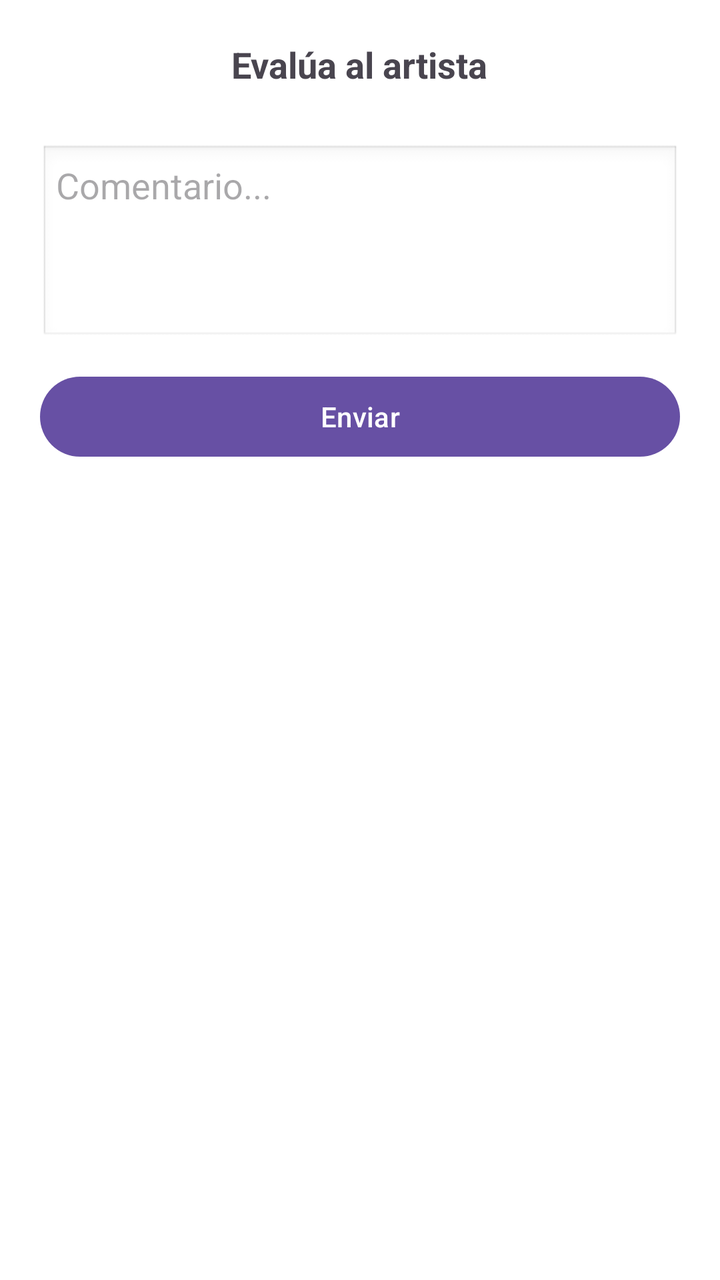
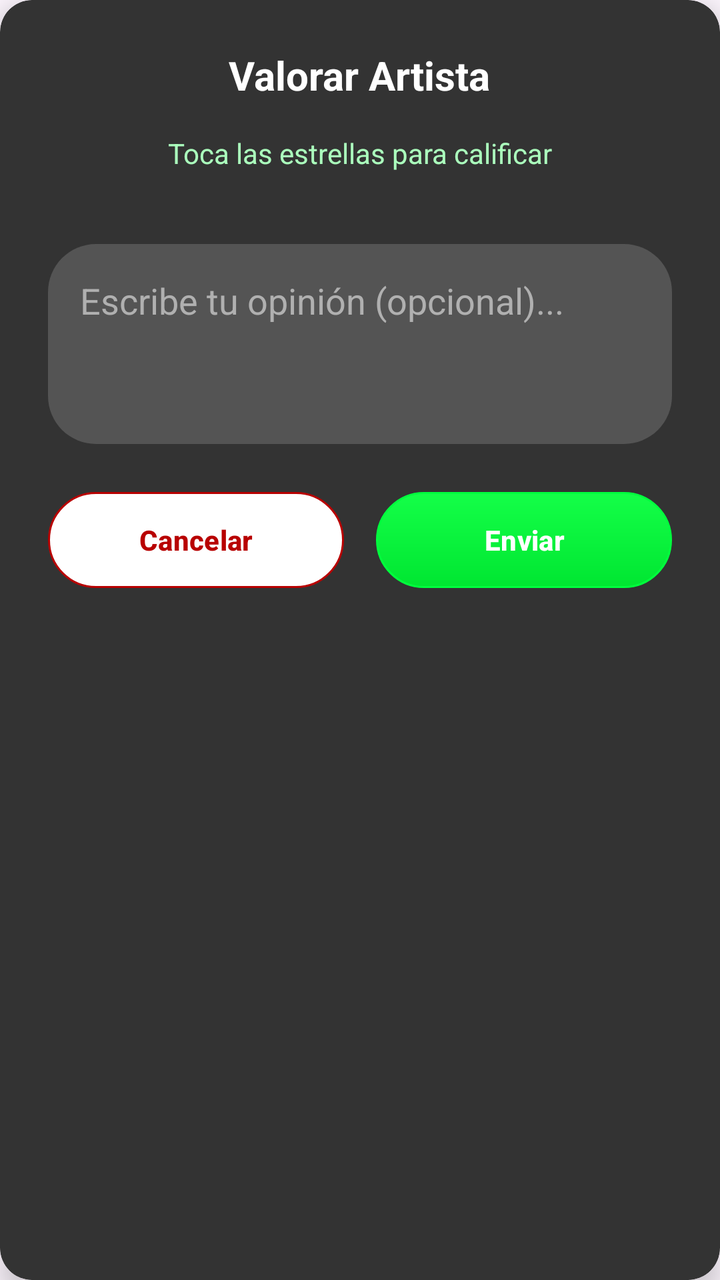

Two renders of the same Android screen: before a commit and after it. Below are the layout's source before the change and the commit's diff.
<!-- AndroidManifest.xml: application theme Theme.MusAPIApp -->
<!-- res/layout/dialog_evaluar_artista.xml -->
<?xml version="1.0" encoding="utf-8"?>
<LinearLayout xmlns:android="http://schemas.android.com/apk/res/android"
    android:layout_width="match_parent"
    android:layout_height="wrap_content"
    android:padding="20dp"
    android:orientation="vertical"
    android:background="@android:color/white">

    <TextView
        android:layout_width="wrap_content"
        android:layout_height="wrap_content"
        android:text="Evalúa al artista"
        android:textSize="18sp"
        android:textStyle="bold"
        android:layout_gravity="center_horizontal"
        android:layout_marginBottom="12dp" />

    <LinearLayout
        android:id="@+id/layoutEstrellas"
        android:layout_width="match_parent"
        android:layout_height="wrap_content"
        android:orientation="horizontal"
        android:gravity="center_horizontal"
        android:layout_marginBottom="16dp" />

    <EditText
        android:id="@+id/etComentario"
        android:layout_width="match_parent"
        android:layout_height="100dp"
        android:hint="Comentario..."
        android:gravity="top|start"
        android:background="@android:drawable/edit_text"
        android:padding="8dp"
        android:inputType="textMultiLine"
        android:maxLength="300"
        android:maxLines="5" />

    <Button
        android:id="@+id/btnEnviar"
        android:layout_width="match_parent"
        android:layout_height="wrap_content"
        android:text="Enviar"
        android:layout_marginTop="12dp" />

</LinearLayout>
<!-- resources referenced by this layout -->
<resources>
  <style name="Theme.MusAPIApp" parent="Base.Theme.MusAPIApp" />
  <style name="Base.Theme.MusAPIApp" parent="Theme.Material3.DayNight.NoActionBar">
          
          
      </style>
</resources>

<!-- the commit's change to res/layout/dialog_evaluar_artista.xml (unified diff, before → after) -->
@@ -1,45 +1,90 @@
 <?xml version="1.0" encoding="utf-8"?>
-<LinearLayout xmlns:android="http://schemas.android.com/apk/res/android"
+<androidx.cardview.widget.CardView 
+    xmlns:android="http://schemas.android.com/apk/res/android"
+    xmlns:app="http://schemas.android.com/apk/res-auto"
     android:layout_width="match_parent"
     android:layout_height="wrap_content"
-    android:padding="20dp"
-    android:orientation="vertical"
-    android:background="@android:color/white">
-
-    <TextView
-        android:layout_width="wrap_content"
-        android:layout_height="wrap_content"
-        android:text="Evalúa al artista"
-        android:textSize="18sp"
-        android:textStyle="bold"
-        android:layout_gravity="center_horizontal"
-        android:layout_marginBottom="12dp" />
+    app:cardCornerRadius="16dp"
+    app:cardBackgroundColor="#333333"
+    app:cardElevation="8dp">
 
     <LinearLayout
-        android:id="@+id/layoutEstrellas"
         android:layout_width="match_parent"
         android:layout_height="wrap_content"
-        android:orientation="horizontal"
-        android:gravity="center_horizontal"
-        android:layout_marginBottom="16dp" />
+        android:orientation="vertical"
+        android:padding="24dp"
+        android:gravity="center_horizontal">
 
-    <EditText
-        android:id="@+id/etComentario"
-        android:layout_width="match_parent"
-        android:layout_height="100dp"
-        android:hint="Comentario..."
-        android:gravity="top|start"
-        android:background="@android:drawable/edit_text"
-        android:padding="8dp"
-        android:inputType="textMultiLine"
-        android:maxLength="300"
-        android:maxLines="5" />
+        <TextView
+            android:layout_width="wrap_content"
+            android:layout_height="wrap_content"
+            android:text="Valorar Artista"
+            android:textColor="#FFFFFF"
+            android:textSize="20sp"
+            android:textStyle="bold"
+            android:layout_marginBottom="16dp" />
 
-    <Button
-        android:id="@+id/btnEnviar"
-        android:layout_width="match_parent"
-        android:layout_height="wrap_content"
-        android:text="Enviar"
-        android:layout_marginTop="12dp" />
+        <TextView
+            android:layout_width="wrap_content"
+            android:layout_height="wrap_content"
+            android:text="Toca las estrellas para calificar"
+            android:textColor="#ABFFBD"
+            android:textSize="14sp"
+            android:layout_marginBottom="12dp" />
 
-</LinearLayout>
+        <LinearLayout
+            android:id="@+id/layoutEstrellas"
+            android:layout_width="wrap_content"
+            android:layout_height="wrap_content"
+            android:orientation="horizontal"
+            android:gravity="center"
+            android:layout_marginBottom="24dp" />
+
+        <EditText
+            android:id="@+id/etComentario"
+            android:layout_width="match_parent"
+            android:layout_height="100dp"
+            android:background="@drawable/fondo_input_area"
+            android:hint="Escribe tu opinión (opcional)..."
+            android:textColor="#FFFFFF"
+            android:textColorHint="#B0B0B0"
+            android:padding="16dp"
+            android:gravity="top|start"
+            android:inputType="textMultiLine"
+            android:maxLength="300"
+            android:maxLines="5"
+            android:layout_marginBottom="24dp"/>
+
+        <LinearLayout
+            android:layout_width="match_parent"
+            android:layout_height="wrap_content"
+            android:orientation="horizontal"
+            android:gravity="center">
+
+            <Button
+                android:id="@+id/btnCancelar"
+                android:layout_width="0dp"
+                android:layout_weight="1"
+                android:layout_height="wrap_content"
+                android:text="Cancelar"
+                android:textColor="#B80000"
+                android:textStyle="bold"
+                android:background="@drawable/fondo_boton_negativo"
+                app:backgroundTint="@null"
+                android:layout_marginEnd="8dp"/>
+
+            <Button
+                android:id="@+id/btnEnviar"
+                android:layout_width="0dp"
+                android:layout_weight="1"
+                android:layout_height="wrap_content"
+                android:text="Enviar"
+                android:textColor="#FFFFFF"
+                android:textStyle="bold"
+                android:background="@drawable/fondo_boton_principal"
+                app:backgroundTint="@null"
+                android:layout_marginStart="8dp"/>
+        </LinearLayout>
+
+    </LinearLayout>
+</androidx.cardview.widget.CardView>
<!-- resource entries referenced after the edit -->
@@ -1,5 +1,39 @@
 <!-- resources referenced by this layout -->
 <resources>
+  <!-- drawable fondo_boton_negativo (drawable) -->
+  <?xml version="1.0" encoding="utf-8"?>
+  <shape xmlns:android="http://schemas.android.com/apk/res/android"
+      android:shape="rectangle">
+  
+      <solid android:color="#FFFFFF" />
+  
+      <corners android:radius="100dp" />
+  
+      <stroke
+          android:width="1dp"
+          android:color="#B80000" />
+  </shape>
+  <!-- drawable fondo_boton_principal (drawable) -->
+  <?xml version="1.0" encoding="utf-8"?>
+  <shape xmlns:android="http://schemas.android.com/apk/res/android"
+      android:shape="rectangle">
+  
+      <gradient
+          android:startColor="#14FF48"
+          android:endColor="#00E631"
+          android:angle="270" />
+  
+      <corners android:radius="100dp" />
+  
+      <stroke
+          android:width="1dp"
+          android:color="#00FF3D" />
+  </shape>
+  <!-- drawable fondo_input_area (drawable) -->
+  <?xml version="1.0" encoding="utf-8"?>
+  <shape xmlns:android="http://schemas.android.com/apk/res/android"
+      android:shape="rectangle">
+      <solid android:color="#545454"/> <corners android:radius="24dp"/> </shape>
   <style name="Theme.MusAPIApp" parent="Base.Theme.MusAPIApp" />
   <style name="Base.Theme.MusAPIApp" parent="Theme.Material3.DayNight.NoActionBar">
           
